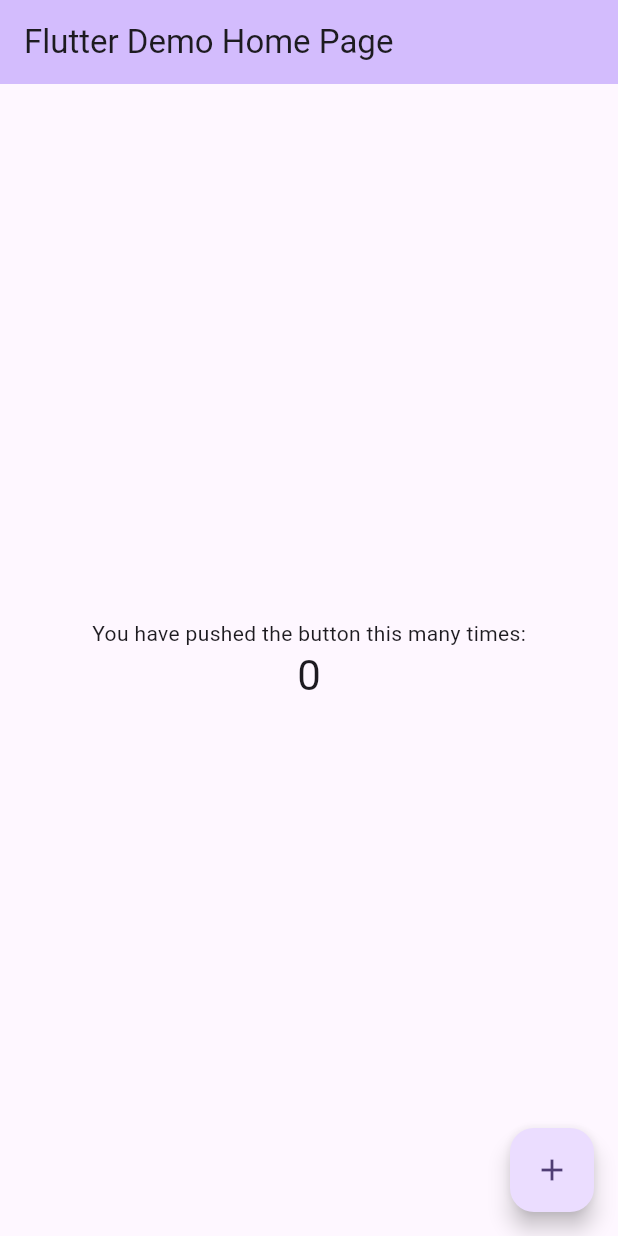
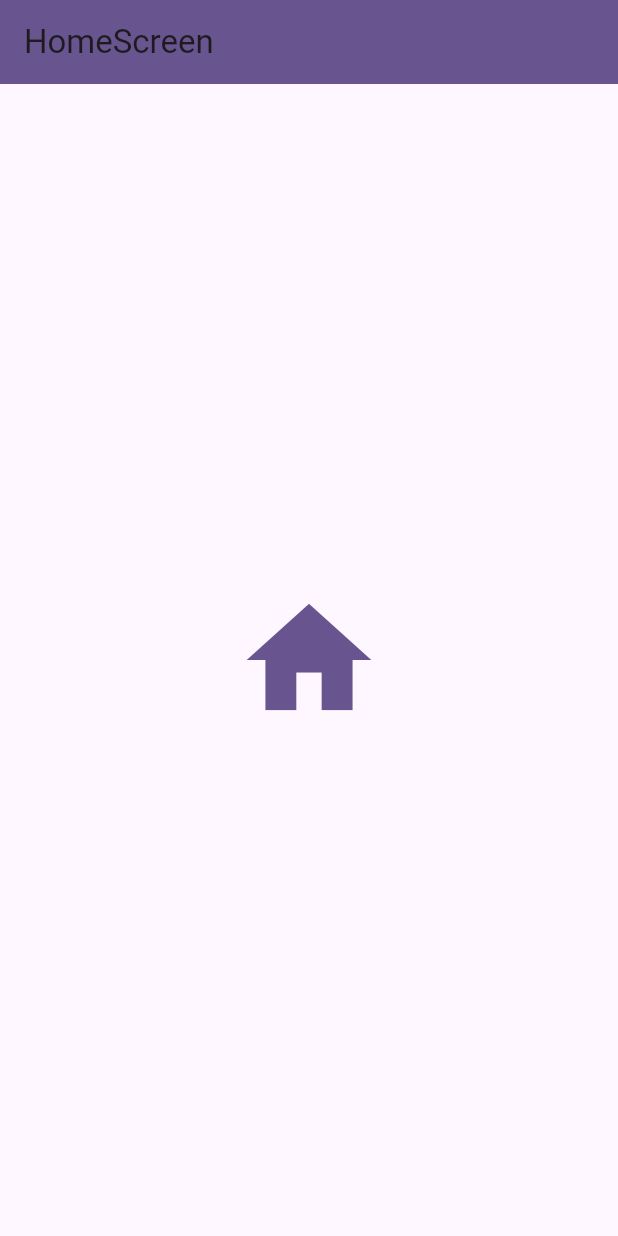
Before and after one commit to NouraSharif/quick_view_app, a Flutter app: the screen it shows after launch, on a phone screen of 412 x 824 dp. Run offline on Flutter 3.47's test engine with Material 3 defaults, Android fonts, the phone set to English and light mode, and no system bars.

Commit message:
update web

```diff
--- a/lib/main.dart
+++ b/lib/main.dart
@@ -1,4 +1,5 @@
 import 'package:flutter/material.dart';
+import 'package:quick_view_app/screen/home_screen.dart';
 
 void main() {
   runApp(const MyApp());
@@ -11,112 +12,13 @@ class MyApp extends StatelessWidget {
   @override
   Widget build(BuildContext context) {
     return MaterialApp(
+      debugShowCheckedModeBanner: false,
       title: 'Flutter Demo',
       theme: ThemeData(
-        // This is the theme of your application.
-        //
-        // TRY THIS: Try running your application with "flutter run". You'll see
-        // the application has a purple toolbar. Then, without quitting the app,
-        // try changing the seedColor in the colorScheme below to Colors.green
-        // and then invoke "hot reload" (save your changes or press the "hot
-        // reload" button in a Flutter-supported IDE, or press "r" if you used
-        // the command line to start the app).
-        //
-        // Notice that the counter didn't reset back to zero; the application
-        // state is not lost during the reload. To reset the state, use hot
-        // restart instead.
-        //
-        // This works for code too, not just values: Most code changes can be
-        // tested with just a hot reload.
-        colorScheme: .fromSeed(seedColor: Colors.deepPurple),
+        // useMaterial3: true,
+        colorScheme: ColorScheme.fromSeed(seedColor: Colors.deepPurple),
       ),
-      home: const MyHomePage(title: 'Flutter Demo Home Page'),
+      home: const HomeScreen(),
     );
   }
 }
-
-class MyHomePage extends StatefulWidget {
-  const MyHomePage({super.key, required this.title});
-
-  // This widget is the home page of your application. It is stateful, meaning
-  // that it has a State object (defined below) that contains fields that affect
-  // how it looks.
-
-  // This class is the configuration for the state. It holds the values (in this
-  // case the title) provided by the parent (in this case the App widget) and
-  // used by the build method of the State. Fields in a Widget subclass are
-  // always marked "final".
-
-  final String title;
-
-  @override
-  State<MyHomePage> createState() => _MyHomePageState();
-}
-
-class _MyHomePageState extends State<MyHomePage> {
-  int _counter = 0;
-
-  void _incrementCounter() {
-    setState(() {
-      // This call to setState tells the Flutter framework that something has
-      // changed in this State, which causes it to rerun the build method below
-      // so that the display can reflect the updated values. If we changed
-      // _counter without calling setState(), then the build method would not be
-      // called again, and so nothing would appear to happen.
-      _counter++;
-    });
-  }
-
-  @override
-  Widget build(BuildContext context) {
-    // This method is rerun every time setState is called, for instance as done
-    // by the _incrementCounter method above.
-    //
-    // The Flutter framework has been optimized to make rerunning build methods
-    // fast, so that you can just rebuild anything that needs updating rather
-    // than having to individually change instances of widgets.
-    return Scaffold(
-      appBar: AppBar(
-        // TRY THIS: Try changing the color here to a specific color (to
-        // Colors.amber, perhaps?) and trigger a hot reload to see the AppBar
-        // change color while the other colors stay the same.
-        backgroundColor: Theme.of(context).colorScheme.inversePrimary,
-        // Here we take the value from the MyHomePage object that was created by
-        // the App.build method, and use it to set our appbar title.
-        title: Text(widget.title),
-      ),
-      body: Center(
-        // Center is a layout widget. It takes a single child and positions it
-        // in the middle of the parent.
-        child: Column(
-          // Column is also a layout widget. It takes a list of children and
-          // arranges them vertically. By default, it sizes itself to fit its
-          // children horizontally, and tries to be as tall as its parent.
-          //
-          // Column has various properties to control how it sizes itself and
-          // how it positions its children. Here we use mainAxisAlignment to
-          // center the children vertically; the main axis here is the vertical
-          // axis because Columns are vertical (the cross axis would be
-          // horizontal).
-          //
-          // TRY THIS: Invoke "debug painting" (choose the "Toggle Debug Paint"
-          // action in the IDE, or press "p" in the console), to see the
-          // wireframe for each widget.
-          mainAxisAlignment: .center,
-          children: [
-            const Text('You have pushed the button this many times:'),
-            Text(
-              '$_counter',
-              style: Theme.of(context).textTheme.headlineMedium,
-            ),
-          ],
-        ),
-      ),
-      floatingActionButton: FloatingActionButton(
-        onPressed: _incrementCounter,
-        tooltip: 'Increment',
-        child: const Icon(Icons.add),
-      ),
-    );
-  }
-}
--- /dev/null
+++ b/lib/screen/home_screen.dart
@@ -0,0 +1,23 @@
+import 'package:flutter/material.dart';
+
+class HomeScreen extends StatelessWidget {
+  const HomeScreen({super.key});
+
+  @override
+  Widget build(BuildContext context) {
+    return Scaffold(
+      backgroundColor: Theme.of(context).colorScheme.surface,
+      appBar: AppBar(
+        title: const Text('HomeScreen'),
+        backgroundColor: Theme.of(context).colorScheme.primary,
+      ),
+      body: Center(
+        child: Icon(
+          Icons.home,
+          size: 100,
+          color: Theme.of(context).colorScheme.primary,
+        ),
+      ),
+    );
+  }
+}
```
